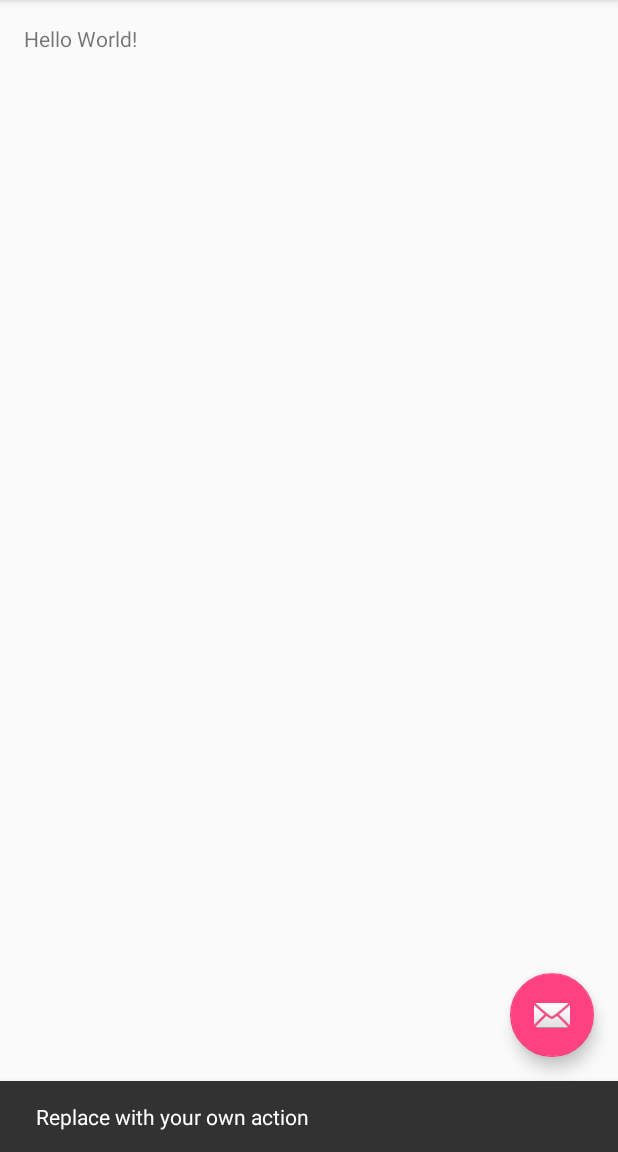
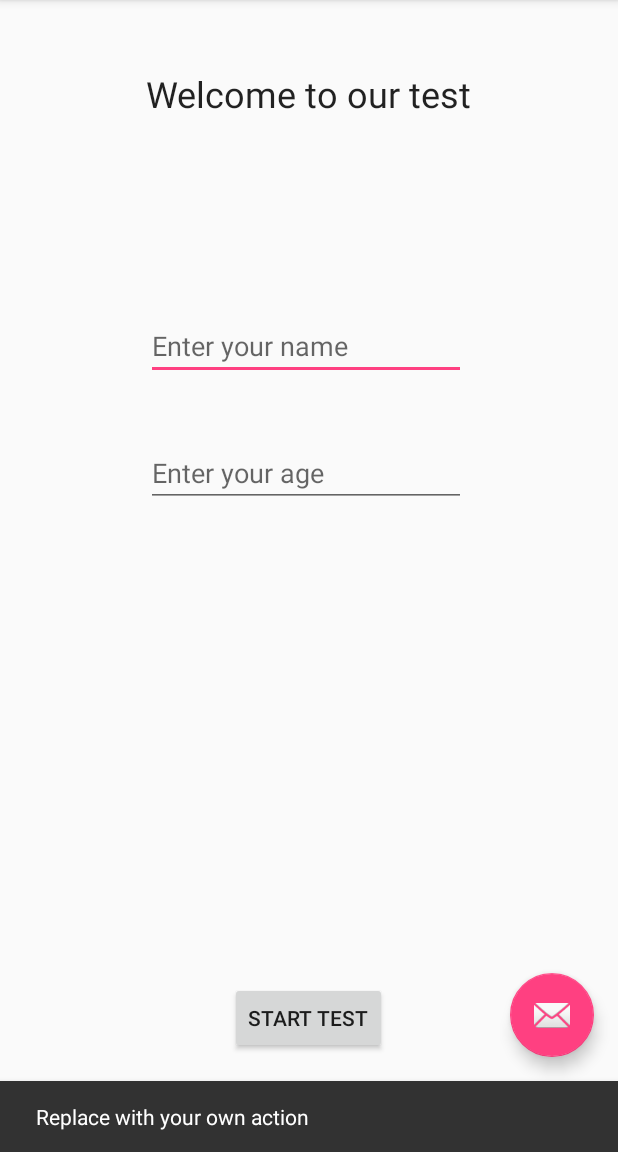
Before and after one commit to wehlast/TestProject, an Android app: the screen it shows after launch (MainActivity), after a tap on an icon or button, on a phone screen of 412 x 824 dp, the part 84-1236 px from its top. Run offline under Robolectric (Android 15) with nearby library versions, the phone set to English and light mode, and no system bars.

Commit message:
Commit hints instead of text

```diff
--- a/app/src/main/res/layout/content_main.xml
+++ b/app/src/main/res/layout/content_main.xml
@@ -14,7 +14,46 @@
     tools:showIn="@layout/activity_main">
 
     <TextView
+        android:text="Welcome to our test"
         android:layout_width="wrap_content"
         android:layout_height="wrap_content"
-        android:text="Hello World!" />
+        android:id="@+id/textView2"
+        android:layout_alignParentTop="true"
+        android:layout_centerHorizontal="true"
+        android:layout_marginTop="30dp"
+        android:textAppearance="@style/TextAppearance.AppCompat.Headline" />
+
+    <Button
+        android:text="Start test"
+        android:layout_width="wrap_content"
+        android:layout_height="wrap_content"
+        android:layout_alignParentBottom="true"
+        android:layout_centerHorizontal="true"
+        android:layout_marginBottom="49dp"
+        android:id="@+id/Button" />
+
+    <EditText
+        android:layout_width="wrap_content"
+        android:layout_height="wrap_content"
+        android:inputType="textPersonName"
+        android:ems="10"
+        android:layout_below="@+id/textView2"
+        android:layout_alignLeft="@+id/textView2"
+        android:layout_alignStart="@+id/textView2"
+        android:layout_marginTop="129dp"
+        android:id="@+id/name"
+        android:singleLine="true"
+        android:hint="Enter your name"/>
+
+    <EditText
+        android:layout_width="wrap_content"
+        android:layout_height="wrap_content"
+        android:inputType="text"
+        android:ems="10"
+        android:layout_below="@+id/name"
+        android:layout_alignLeft="@+id/name"
+        android:layout_alignStart="@+id/name"
+        android:layout_marginTop="39dp"
+        android:id="@+id/age"
+        android:hint="Enter your age"/>
 </RelativeLayout>
```
